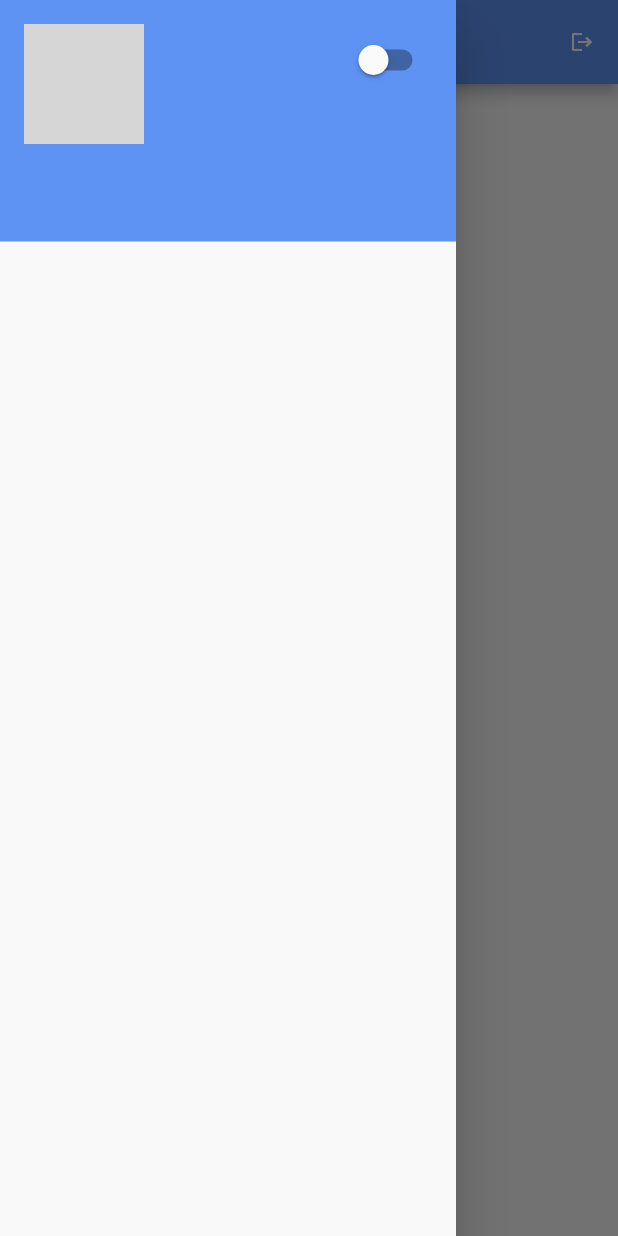
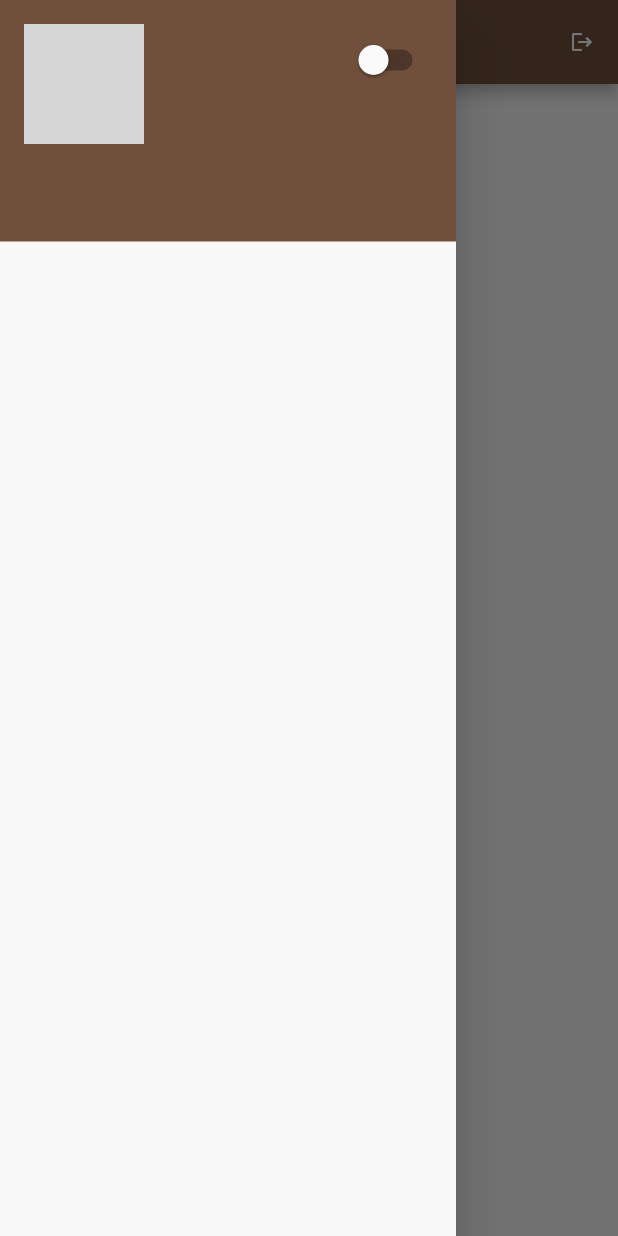
Before and after one commit to DramatisP/dramatisp, a Flutter app: the screen it shows after launch, with the side drawer open, on a phone screen of 412 x 824 dp. Run offline on Flutter 3.47's test engine with Material 2 defaults, Android fonts, the phone set to English and light mode, and no system bars; drawn by our look-alikes of cached_network_image; our stand-ins replace bloc, cloud_firestore, equatable, firebase_auth, flutter_bloc, fluttertoast and 2 more; missing offline and left inert: gql; accounts and stored records are empty; network calls fail; grey boxes are pictures that could not be loaded.

Commit message:
Adapt colors

```diff
--- a/app/lib/src/config/color_constants.dart
+++ b/app/lib/src/config/color_constants.dart
@@ -13,6 +13,6 @@ Color hexToColor(String hex) {
 class ColorConstants {
   static Color lightScaffoldBackgroundColor = hexToColor('#F9F9F9');
   static Color darkScaffoldBackgroundColor = hexToColor('#2F2E2E');
-  static Color secondaryAppColor = hexToColor('#5E92F3');
+  static Color secondaryAppColor = Color.fromRGBO(112, 80, 60, 1.0);
   static Color secondaryDarkAppColor = Colors.white;
 }
--- a/app/lib/src/screens/splash/splash_screen.dart
+++ b/app/lib/src/screens/splash/splash_screen.dart
@@ -33,14 +33,14 @@ class _SplashScreenState extends State<SplashScreen> {
   @override
   Widget build(BuildContext context) {
     return Scaffold(
-        backgroundColor: ColorConstants.secondaryAppColor,
+        backgroundColor: Colors.white,
         body: BlocProvider(
             create: (_) => _splashScreenBloc,
             child: Center(
                 child: BlocConsumer<SplashScreenBloc, SplashScreenState>(
                     listener: (context, state) {
                       if (state is Loaded) {
-                        Navigator.pushNamed(context, '/home');
+                        Navigator.pushReplacementNamed(context, '/home');
                       }
                     },
                     builder: (context, state) {
@@ -56,6 +56,7 @@ class _SplashScreenState extends State<SplashScreen> {
                           ),
                         ));
                         widgets.add(LinearProgressIndicator(
+                          color: ColorConstants.secondaryAppColor,
                           backgroundColor: Colors.white,
                         ));
                       }
```
